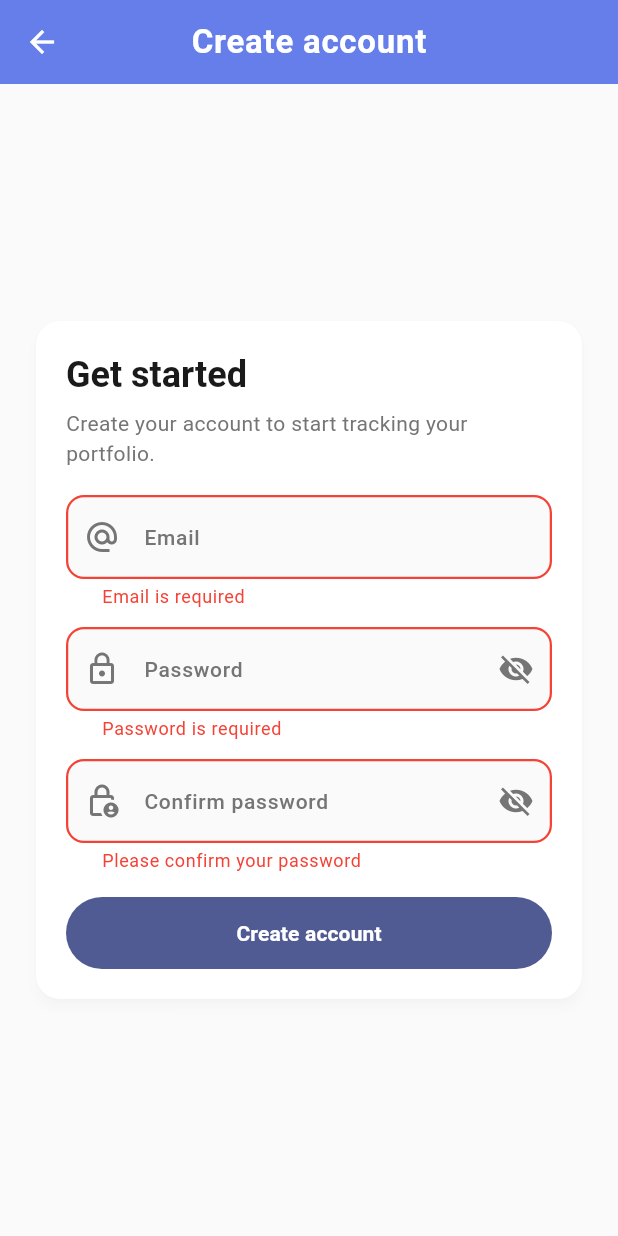
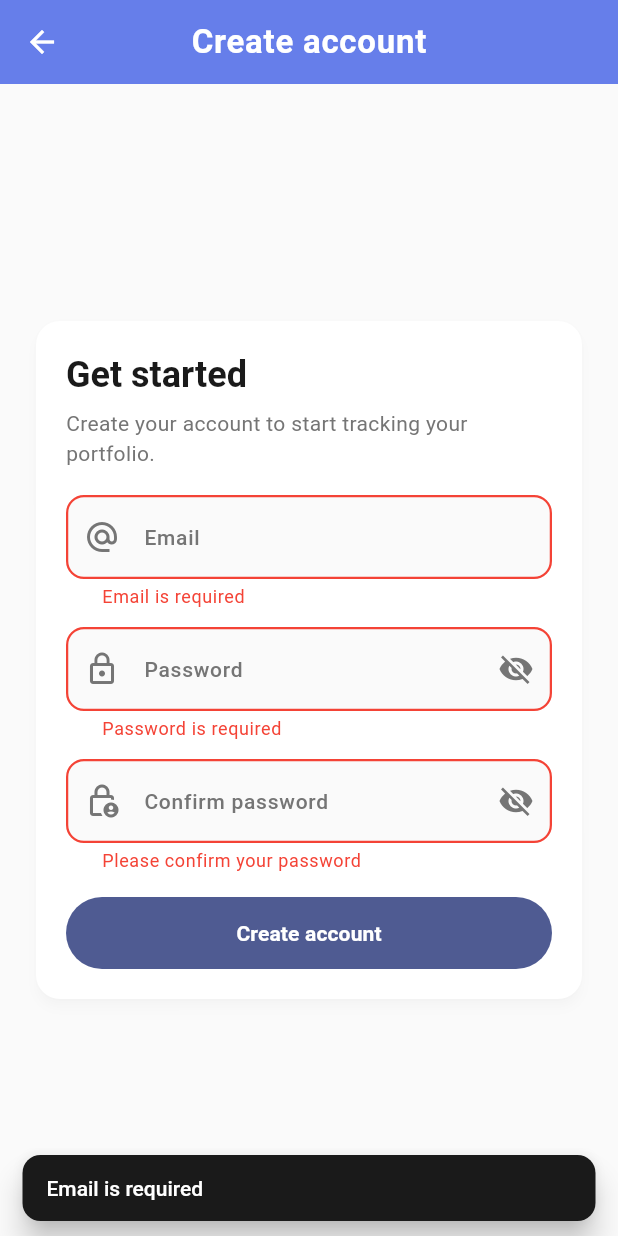
Before and after one commit to BuddhikaBICT-UoR-FoT-6/EarnPlusPlus, a Flutter app: the _RegisterView screen opened directly, after a tap on "Create account", on a phone screen of 412 x 824 dp. Run offline on Flutter 3.47's test engine with Material 3 defaults, Android fonts, the phone set to English and light mode, and no system bars; our stand-ins replace connectivity_plus, decimal, fl_chart, flutter_secure_storage, local_auth, shared_preferences and 1 more; accounts and stored records are empty; statements that could not run were skipped.

Commit message:
fix: resolve mixed content error on web and add validation toasts

```diff
--- a/my_app/lib/config/app_config.dart
+++ b/my_app/lib/config/app_config.dart
@@ -43,6 +43,11 @@ class AppConfig {
       return 'https://staging-api.earnplusplus.com';
     }
 
+    // Since Web running on GitHub pages requires HTTPS and cannot reach 10.0.2.2
+    if (const bool.fromEnvironment('dart.library.js_util')) {
+      return 'https://api.earnplusplus.com'; // Mock/Fallback for Web to avoid Mixed Content
+    }
+
     // for development and any other environments, we return the local API URL,
     // which is typically used for local development and testing. Note that when
     // running on an Android emulator, 'localhost' refers to the emulator itself,
--- a/my_app/lib/features/auth/presentation/register_controller.dart
+++ b/my_app/lib/features/auth/presentation/register_controller.dart
@@ -3,6 +3,7 @@ import 'package:flutter/foundation.dart'; // imports the foundation library,
 // and functions for Flutter applications, including ChangeNotifier for state
 // management and other foundational utilities.
 
+import '../../../config/app_config.dart';
 import '../../../services/auth_service.dart';
 import '../../../services/registration_queue.dart';
 
@@ -16,10 +17,7 @@ class RegisterController extends ChangeNotifier {
   }) : _authService = authService ?? AuthService(),
        _queueService =
            queueService ??
-           RegistrationQueueService('http://10.0.2.2:8080'); // the
-  // constructor allows for dependency injection of the AuthService and
-  // RegistrationQueueService, which enables easier testing and flexibility
-  // in swapping out the services if needed.
+           RegistrationQueueService(AppConfig.baseUrl);
 
   bool isSubmitting = false;
   String? error;
--- a/my_app/lib/screens/register_page.dart
+++ b/my_app/lib/screens/register_page.dart
@@ -101,6 +101,41 @@ class _RegisterViewState extends State<_RegisterView> {
       context,
     ).unfocus(); // unfocuses any active text fields to dismiss
     // the keyboard when the user taps the submit button or tries to submit the form.
+
+    // Check individual fields to show specific toast messages
+    final emailError = InputValidators.email(_emailController.text);
+    if (emailError != null) {
+      ScaffoldMessenger.of(context).showSnackBar(
+        SnackBar(
+          content: Text(emailError),
+          backgroundColor: AppColors.error,
+          behavior: SnackBarBehavior.floating,
+        ),
+      );
+    }
+
+    final passwordError = InputValidators.password(_passwordController.text);
+    if (passwordError != null) {
+      ScaffoldMessenger.of(context).showSnackBar(
+        SnackBar(
+          content: Text(passwordError),
+          backgroundColor: AppColors.error,
+          behavior: SnackBarBehavior.floating,
+        ),
+      );
+    }
+
+    final confirmError = InputValidators.confirmPassword(_passwordController.text, _confirmController.text);
+    if (confirmError != null) {
+      ScaffoldMessenger.of(context).showSnackBar(
+        SnackBar(
+          content: Text(confirmError),
+          backgroundColor: AppColors.error,
+          behavior: SnackBarBehavior.floating,
+        ),
+      );
+    }
+
     if (!_formKey.currentState!.validate()) return; // validates the form fields
     // preventing the registration from proceeding if any fields are invalid or
     //missing. using the form key. If any of the validators fail, the form will
```
Also changed, not shown: my_app/lib/screens/login_page.dart (+24 -0 lines).
